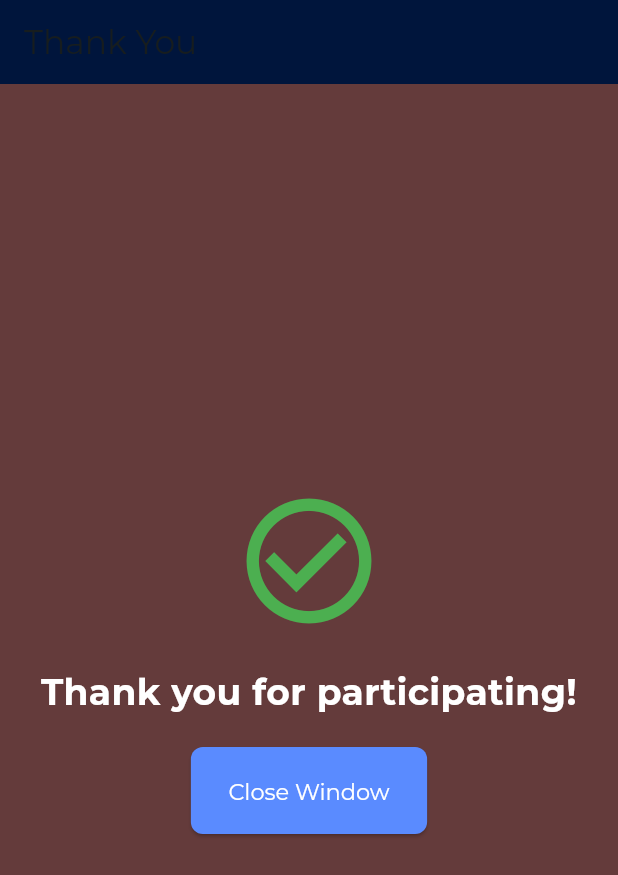
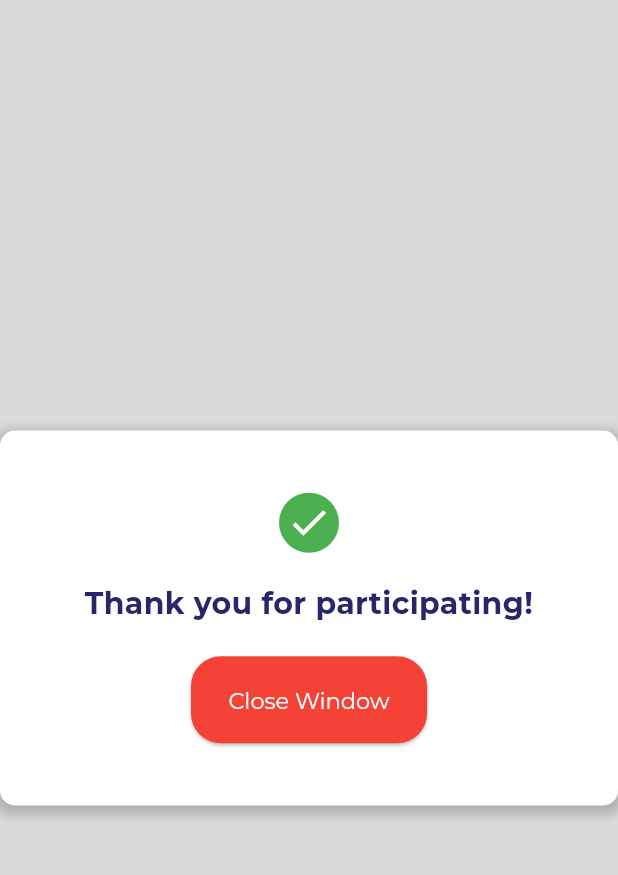
Before and after one commit to rsysganeshpatwa/Client_Flutter_web_livekit, a Flutter app: the ThankYouWidget screen opened directly, on a phone screen of 412 x 824 dp. Shown: the top 875 px of the screen. Run offline on Flutter 3.47's test engine with Material 3 defaults, Android fonts, the phone set to English and light mode, and no system bars; our stand-ins replace dropdown_button2, flutter_dotenv, get_it, google_fonts, permission_handler, shared_preferences and 1 more; missing offline and left inert: dart:js_interop, encrypt, flutter_background, flutter_webrtc, flutter_window_close, livekit_client; accounts and stored records are empty.

Commit message:
thankyou page and approval page ui updated

```diff
--- a/lib/widgets/thank_you.dart
+++ b/lib/widgets/thank_you.dart
@@ -7,26 +7,49 @@ class ThankYouWidget extends StatelessWidget {
   @override
   Widget build(BuildContext context) {
     return Scaffold(
-      appBar: AppBar(
-        title: const Text('Thank You'),
-        automaticallyImplyLeading: false,
-
+      backgroundColor: const Color.fromARGB(255, 217, 219, 221),
+      body: Center(
+        child: Container(
+          width: 450,
+          height: 250,
+          padding: const EdgeInsets.all(20), // Padding inside the box
+          decoration: BoxDecoration(
+            color: Colors.white,
+            borderRadius: BorderRadius.circular(10), // Border radius for rectangle shape
+            boxShadow: [
+              BoxShadow(
+                color: Colors.black.withOpacity(0.2),
+                spreadRadius: 3,
+                blurRadius: 6,
+                offset: const Offset(0, 3),
               ),
-      body: Center(
+            ],
+          ),
           child: Column(
+            mainAxisSize: MainAxisSize.min,
             mainAxisAlignment: MainAxisAlignment.center,
             children: <Widget>[
-            const Icon(
-              Icons.check_circle_outline,
-              size: 100.0,
-              color: Colors.green,
+              // Custom green background icon with a white checkmark
+              Container(
+                width: 40,
+                height: 40,
+                decoration: BoxDecoration(
+                  color: Colors.green, // Green background
+                  shape: BoxShape.circle, // Circle shape for the icon
+                ),
+                child: const Icon(
+                  Icons.check, // White checkmark
+                  size: 30.0,
+                  color: Colors.white,
+                ),
               ),
               const SizedBox(height: 20),
               const Text(
                 'Thank you for participating!',
                 style: TextStyle(
-                fontSize: 24,
+                  fontSize: 20,
                   fontWeight: FontWeight.bold,
+                  color: Color.fromARGB(255, 39, 38, 104),
                 ),
                 textAlign: TextAlign.center,
               ),
@@ -34,14 +57,23 @@ class ThankYouWidget extends StatelessWidget {
               ElevatedButton(
                 onPressed: () {
                   // Handle button press, e.g., navigate back to the home screen
-                //close window
                   SystemNavigator.pop();
                 },
+                style: ElevatedButton.styleFrom(
+                  backgroundColor: Colors.red, // Button color to red
+                  foregroundColor: Colors.white, // Text color to white
+                  minimumSize: const Size(150, 5), // Set the button size (width, height)
+                  shape: RoundedRectangleBorder(
+                    borderRadius: BorderRadius.circular(20), // Rounded border for the button
+                    //side: const BorderSide(color: Colors.black, width: 2), // Black border with width
+                  ),
+                ),
                 child: const Text('Close Window'),
               ),
             ],
           ),
         ),
+      ),
     );
   }
 }
```
Also changed, not shown: lib/exts.dart (+22 -3 lines). Lines whose indentation alone changed are shown as unchanged.
